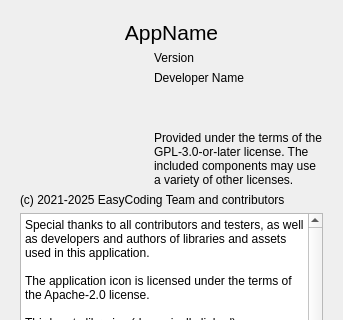
Above: src/app/about/about.ui from xvitaly/tuned-switcher before the change; both pictures show x 0 to 343 and y 0 to 320 of the 343 by 478 pixel window. Below: the same form after it.
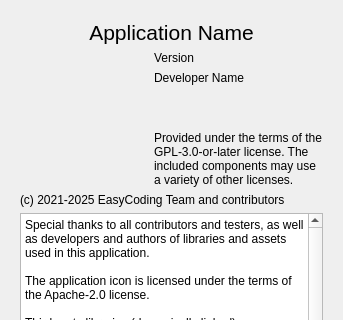
That is the form after the change.

Commit message: Slightly adjusted the default text of the AppName control.

```diff
--- a/src/app/about/about.ui
+++ b/src/app/about/about.ui
@@ -32,7 +32,7 @@
          </font>
         </property>
         <property name="text">
-         <string notr="true">AppName</string>
+         <string notr="true">Application Name</string>
         </property>
         <property name="textFormat">
          <enum>Qt::TextFormat::PlainText</enum>
```
